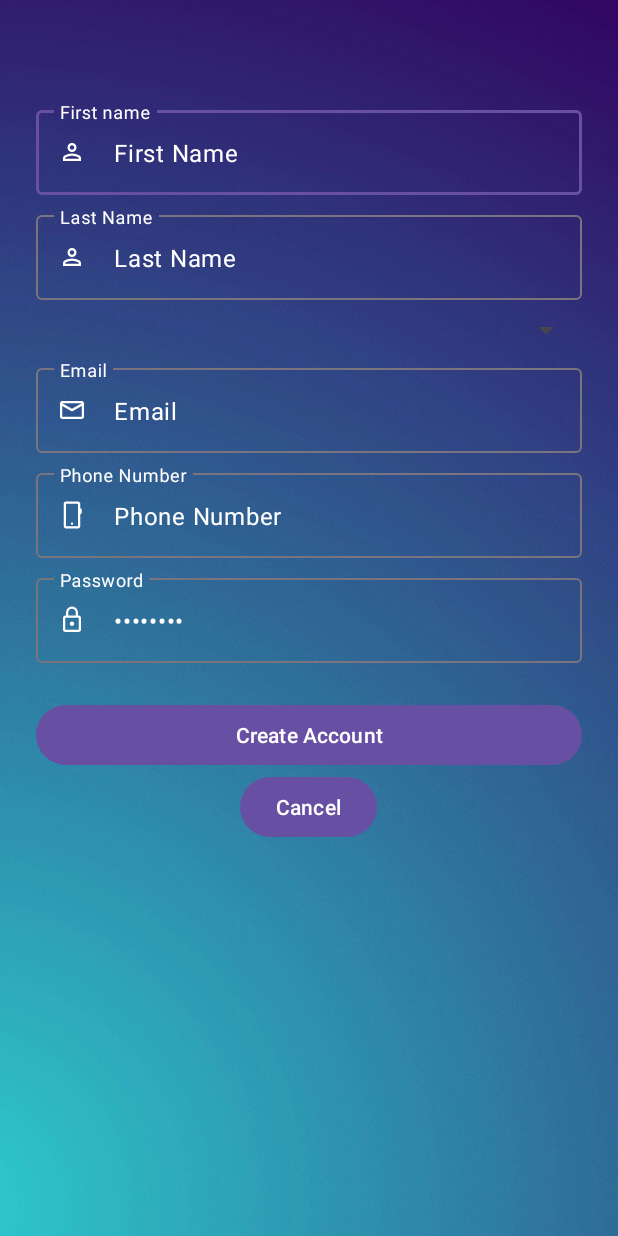
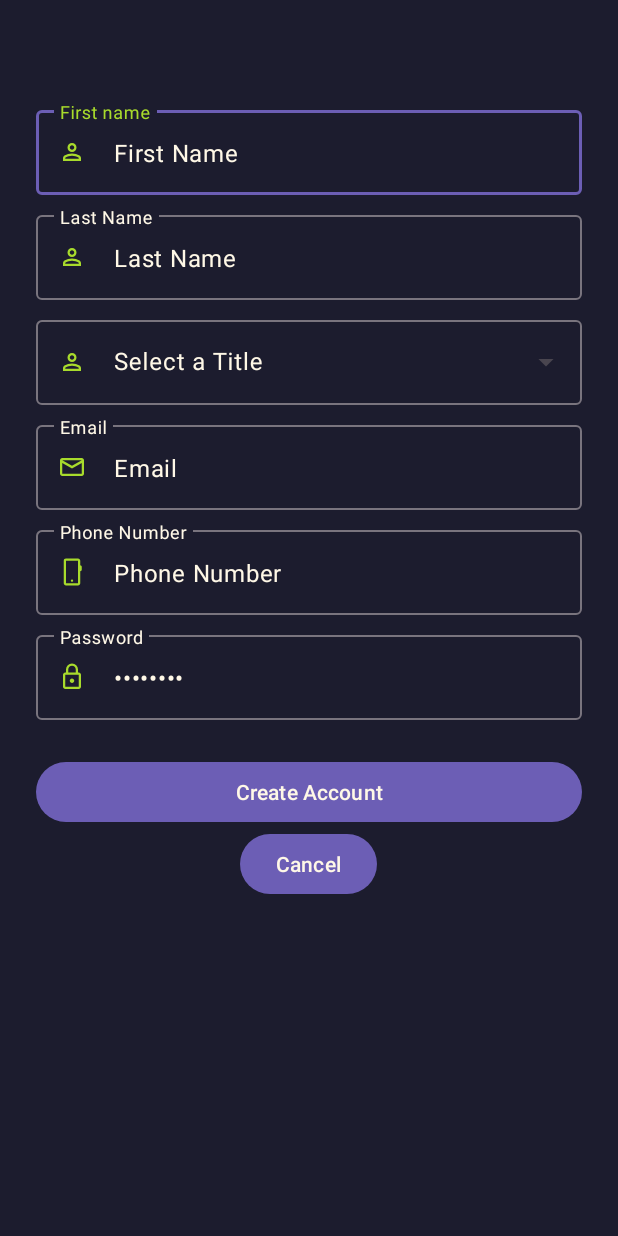
Before and after one commit to GoopSoftware/Registration-App, an Android app: the layout activity_main.xml on its own in the app's theme, with its tools: preview values and no code run, on a phone screen of 412 x 824 dp. Run offline under Robolectric (Android 15) with nearby library versions, the phone set to English and light mode, and no system bars.

Commit message:
Styled the XML and started coding the spinner

```diff
--- a/app/src/main/java/com/dzl/registrationform/MainActivity.kt
+++ b/app/src/main/java/com/dzl/registrationform/MainActivity.kt
@@ -1,15 +1,30 @@
 package com.dzl.registrationform
 
 import android.os.Bundle
+import android.widget.ArrayAdapter
 import androidx.activity.enableEdgeToEdge
 import androidx.appcompat.app.AppCompatActivity
 import androidx.core.view.ViewCompat
 import androidx.core.view.WindowInsetsCompat
+import com.dzl.registrationform.databinding.ActivityMainBinding
 
 class MainActivity : AppCompatActivity() {
+
+    private lateinit var binding: ActivityMainBinding
+
     override fun onCreate(savedInstanceState: Bundle?) {
         super.onCreate(savedInstanceState)
-        setContentView(R.layout.activity_main)
+
+        binding = ActivityMainBinding.inflate(layoutInflater)
+        setContentView(binding.root)
+
+        val titles: Array<String> = arrayOf("Mr.", "Ms", "Mrs", "Jr")
+        val adapter = ArrayAdapter(
+            this,
+             android.R.layout.simple_list_item_1,
+            titles
+        )
+        binding.autoCompleteTitle.setAdapter(adapter)
 
     }
 }
--- a/app/src/main/res/layout/activity_main.xml
+++ b/app/src/main/res/layout/activity_main.xml
@@ -1,12 +1,14 @@
 <?xml version="1.0" encoding="utf-8"?>
+
 
 <ScrollView xmlns:android="http://schemas.android.com/apk/res/android"
     xmlns:app="http://schemas.android.com/apk/res-auto"
     xmlns:tools="http://schemas.android.com/tools"
     android:layout_width="match_parent"
     android:layout_height="match_parent"
-    android:background="@drawable/background"
+    android:background="@color/deep_gray_blue"
     android:fitsSystemWindows="true">
+
 
 
     <LinearLayout
@@ -21,10 +23,10 @@
             android:layout_width="match_parent"
             android:layout_height="wrap_content"
             android:hint="First name"
-            android:textColorHint="@color/white"
-            app:hintTextColor="@color/white"
+            android:textColorHint="@color/cream"
+            app:hintTextColor="@color/lime_green"
             app:startIconDrawable="@drawable/person_20px"
-            app:startIconTint="@color/white"
+            app:startIconTint="@color/lime_green"
             >
 
 
@@ -33,8 +35,7 @@
                 android:layout_width="match_parent"
                 android:layout_height="wrap_content"
                 android:inputType="textCapWords"
-                android:textColor="@color/white"
-
+                android:textColor="@color/cream"
                 tools:text="First Name" />
 
         </com.google.android.material.textfield.TextInputLayout>
@@ -44,40 +45,54 @@
             android:layout_height="wrap_content"
             android:layout_marginTop="8dp"
             android:hint="Last Name"
-            android:textColorHint="@color/white"
-            app:hintTextColor="@color/white"
+            android:textColorHint="@color/cream"
+            app:hintTextColor="@color/lime_green"
             app:startIconDrawable="@drawable/person_20px"
-            app:startIconTint="@color/white">
+            app:startIconTint="@color/lime_green">
 
             <com.google.android.material.textfield.TextInputEditText
                 android:id="@+id/edit_text_last_name"
                 android:layout_width="match_parent"
                 android:layout_height="wrap_content"
-                android:textColor="@color/white"
-                tools:inputType="textCapWords"
-
+                android:textColor="@color/cream"
+                android:inputType="textCapWords"
                 tools:text="Last Name" />
 
         </com.google.android.material.textfield.TextInputLayout>
 
-        <Spinner
-            android:id="@+id/spinner_title"
+
+        <com.google.android.material.textfield.TextInputLayout
+            style="@style/Widget.Material3.TextInputLayout.OutlinedBox.ExposedDropdownMenu"
             android:layout_width="match_parent"
             android:layout_height="wrap_content"
-            android:layout_marginTop="8dp"
-            tools:listitem="@android:layout/simple_list_item_1"
+            android:hint="Select a Title"
+            android:paddingTop="8dp"
+            app:startIconDrawable="@drawable/person_20px"
+            app:startIconTint="@color/lime_green"
+            android:textColorHint="@color/cream"
+           >
 
-            />
+            <AutoCompleteTextView
+                android:id="@+id/auto_complete_title"
+                android:layout_width="match_parent"
+                android:layout_height="wrap_content"
+                android:inputType="none"
+                android:textColor="@color/lime_green"
+                android:textCursorDrawable="@null"
+                />
+
+        </com.google.android.material.textfield.TextInputLayout>
+
 
         <com.google.android.material.textfield.TextInputLayout
             android:layout_width="match_parent"
             android:layout_height="wrap_content"
             android:layout_marginTop="8dp"
             android:hint="Email"
-            android:textColorHint="@color/white"
-            app:hintTextColor="@color/white"
+            android:textColorHint="@color/cream"
+            app:hintTextColor="@color/lime_green"
             app:startIconDrawable="@drawable/mail_20px"
-            app:startIconTint="@color/white"
+            app:startIconTint="@color/lime_green"
 
             >
 
@@ -85,7 +100,7 @@
                 android:id="@+id/edit_text_email"
                 android:layout_width="match_parent"
                 android:layout_height="wrap_content"
-                android:textColor="@color/white"
+                android:textColor="@color/cream"
                 tools:text="Email"
                 android:inputType="textEmailAddress"/>
         </com.google.android.material.textfield.TextInputLayout>
@@ -95,17 +110,17 @@
             android:layout_height="wrap_content"
             android:layout_marginTop="8dp"
             android:hint="Phone Number"
-            android:textColorHint="@color/white"
-            app:hintTextColor="@color/white"
+            android:textColorHint="@color/cream"
+            app:hintTextColor="@color/lime_green"
             app:startIconDrawable="@drawable/phone_android_20px"
-            app:startIconTint="@color/white">
+            app:startIconTint="@color/lime_green">
 
 
             <com.google.android.material.textfield.TextInputEditText
                 android:id="@+id/edit_text_phone_number"
                 android:layout_width="match_parent"
                 android:layout_height="wrap_content"
-                android:textColor="@color/white"
+                android:textColor="@color/cream"
                 tools:text="Phone Number"
                 android:inputType="phone"/>
         </com.google.android.material.textfield.TextInputLayout>
@@ -115,10 +130,10 @@
             android:layout_height="wrap_content"
             android:layout_marginTop="8dp"
             android:hint="Password"
-            android:textColorHint="@color/white"
-            app:hintTextColor="@color/white"
+            android:textColorHint="@color/cream"
+            app:hintTextColor="@color/lime_green"
             app:startIconDrawable="@drawable/lock_20px"
-            app:startIconTint="@color/white"
+            app:startIconTint="@color/lime_green"
             >
 
 
@@ -126,7 +141,7 @@
                 android:id="@+id/edit_text_password"
                 android:layout_width="match_parent"
                 android:layout_height="wrap_content"
-                android:textColor="@color/white"
+                android:textColor="@color/cream"
                 tools:text="Password"
                 android:inputType="textPassword"/>
         </com.google.android.material.textfield.TextInputLayout>
@@ -142,14 +157,16 @@
                 android:id="@+id/button_okay"
                 android:layout_width="match_parent"
                 android:layout_height="wrap_content"
-                android:text="Create Account" />
+                android:text="Create Account"
+                android:textColor="@color/cream"/>
 
             <Button
                 android:id="@+id/button_cancel"
                 android:layout_width="wrap_content"
                 android:layout_height="wrap_content"
                 android:layout_gravity="center"
-                android:text="Cancel" />
+                android:text="Cancel"
+                android:textColor="@color/cream"/>
 
 
         </LinearLayout>
--- a/app/src/main/res/values/colors.xml
+++ b/app/src/main/res/values/colors.xml
@@ -2,4 +2,11 @@
 <resources>
     <color name="black">#FF000000</color>
     <color name="white">#FFFFFFFF</color>
+    <color name="purple_gray">#6C5EB5</color>
+    <color name="muted_red">#C84C5A</color>
+    <color name="deep_gray_blue">#1C1C2E</color>
+    <color name="slate_gray">#2E2E3F</color>
+    <color name="cream">#FFF8E7</color>
+    <color name="light_gray">#CAC9CE</color>
+    <color name="lime_green">#A8DB2C</color>
 </resources>
--- a/app/src/main/res/values/strings.xml
+++ b/app/src/main/res/values/strings.xml
@@ -1,3 +1,4 @@
 <resources>
     <string name="app_name">Registration Form</string>
+
 </resources>
--- a/app/src/main/res/values/themes.xml
+++ b/app/src/main/res/values/themes.xml
@@ -3,7 +3,21 @@
     <style name="Base.Theme.RegistrationForm" parent="Theme.Material3.DayNight.NoActionBar">
         <!-- Customize your light theme here. -->
         <!-- <item name="colorPrimary">@color/my_light_primary</item> -->
+        <item name="colorPrimary">@color/purple_gray</item>
+        <item name="colorOnPrimary">@color/cream</item>
+
+        <item name="colorSecondary">@color/muted_red</item>
+        <item name="colorTertiary">@color/lime_green</item>
+
+        <item name="colorSurface">@color/deep_gray_blue</item>
+        <item name="colorOnSurface">@color/light_gray</item>
+
+        <item name="colorSurfaceContainer">@color/slate_gray</item>
+
+
     </style>
 
+
     <style name="Theme.RegistrationForm" parent="Base.Theme.RegistrationForm" />
+
 </resources>
```
Also changed, not shown: 1 other file.
